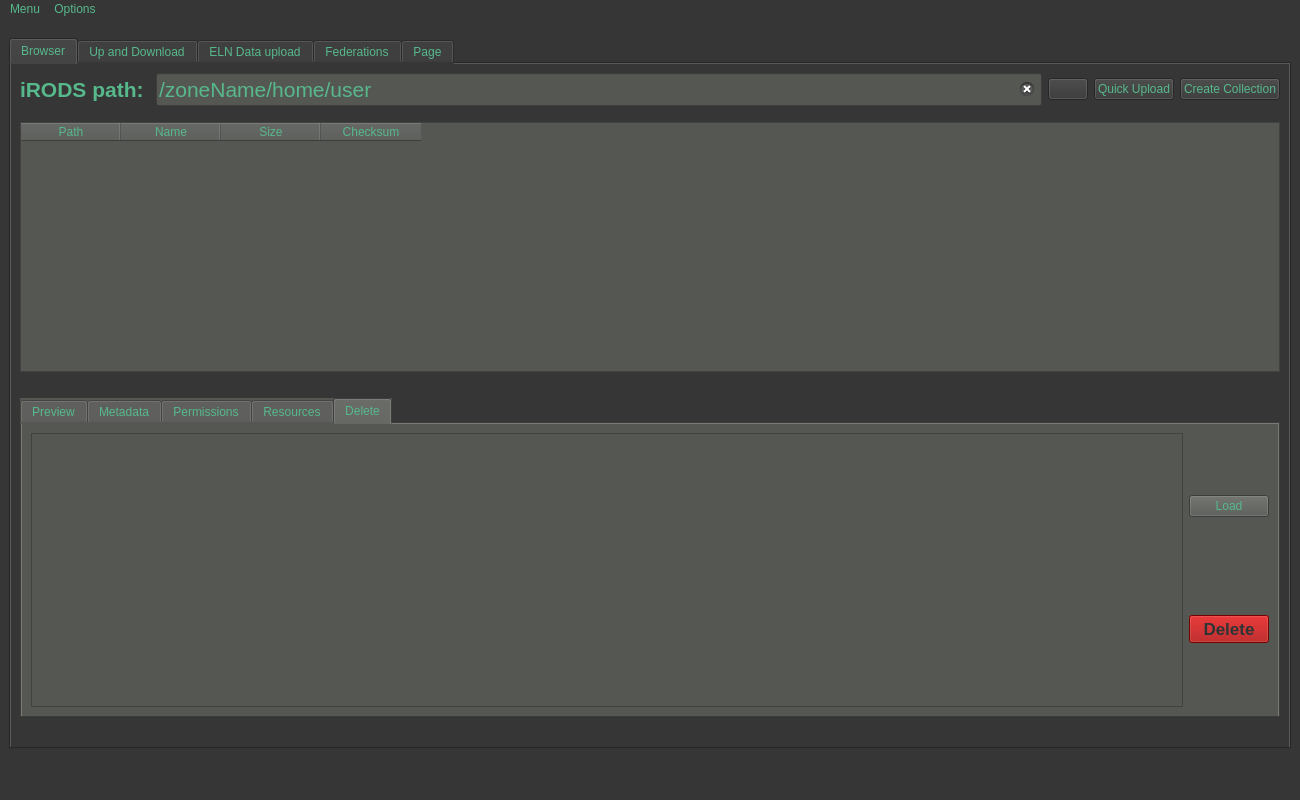
This is irods-basicGUI/ui-files/irodsBrowserMain.ui in iBridges-for-iRODS/iBridges as Qt 5 draws it before an edit. The edited form follows.
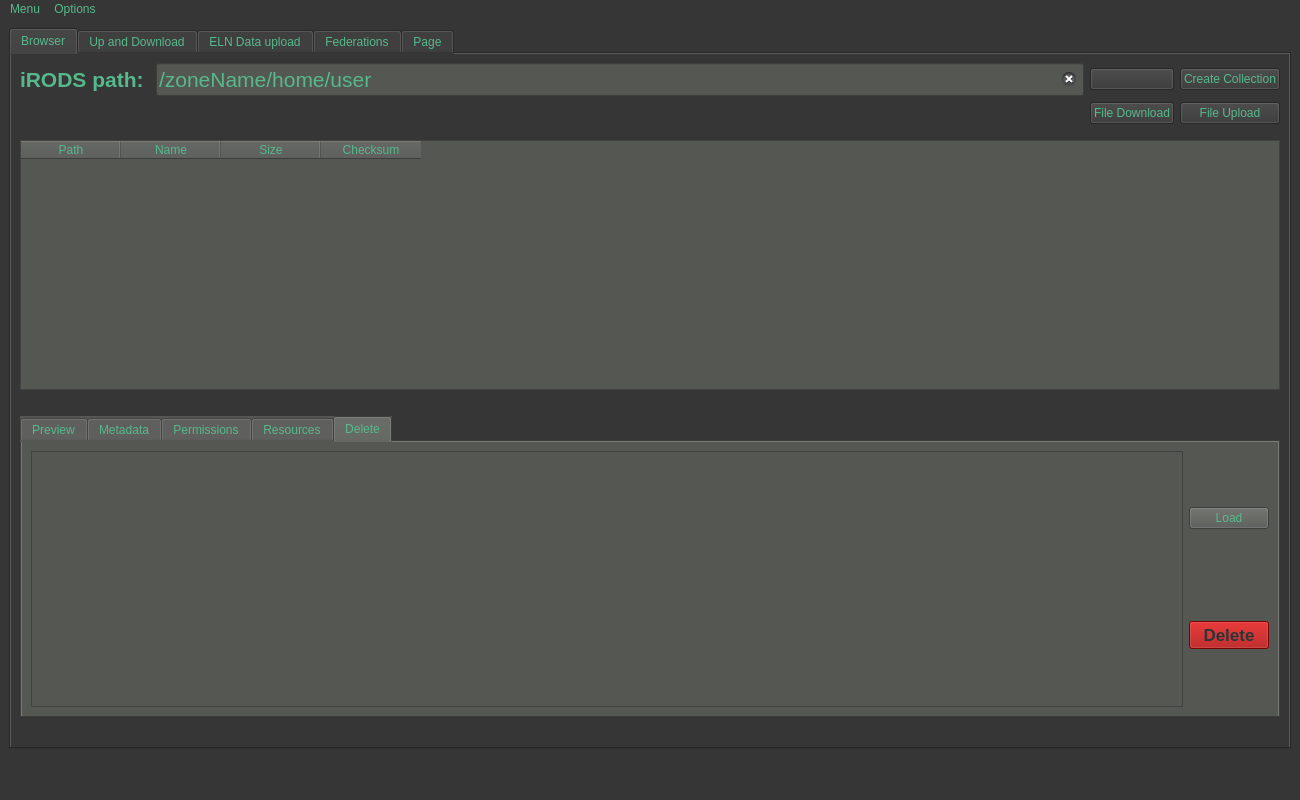
This is the edited form. Icons and pictures are not drawn.

Commit message: Adding single file downloads to browser tab.

```diff
--- a/irods-basicGUI/ui-files/irodsBrowserMain.ui
+++ b/irods-basicGUI/ui-files/irodsBrowserMain.ui
@@ -66,27 +66,6 @@
             </property>
            </widget>
           </item>
-          <item row="0" column="5">
-           <widget class="QPushButton" name="createCollButton">
-            <property name="text">
-             <string>Create Collection</string>
-            </property>
-           </widget>
-          </item>
-          <item row="0" column="0">
-           <widget class="QLabel" name="label_2">
-            <property name="font">
-             <font>
-              <pointsize>16</pointsize>
-              <weight>75</weight>
-              <bold>true</bold>
-             </font>
-            </property>
-            <property name="text">
-             <string>iRODS path: </string>
-            </property>
-           </widget>
-          </item>
           <item row="0" column="1">
            <widget class="QLineEdit" name="inputPath">
             <property name="font">
@@ -111,13 +90,54 @@
             </property>
            </widget>
           </item>
+          <item row="0" column="0">
+           <widget class="QLabel" name="label_2">
+            <property name="font">
+             <font>
+              <pointsize>16</pointsize>
+              <weight>75</weight>
+              <bold>true</bold>
+             </font>
+            </property>
+            <property name="text">
+             <string>iRODS path: </string>
+            </property>
+           </widget>
+          </item>
+          <item row="2" column="2">
+           <widget class="QPushButton" name="DownloadButton">
+            <property name="text">
+             <string>File Download</string>
+            </property>
+           </widget>
+          </item>
           <item row="0" column="3">
+           <widget class="QPushButton" name="createCollButton">
+            <property name="text">
+             <string>Create Collection</string>
+            </property>
+           </widget>
+          </item>
+          <item row="2" column="3">
            <widget class="QPushButton" name="UploadButton">
             <property name="text">
-             <string>Quick Upload</string>
+             <string>File Upload</string>
             </property>
            </widget>
           </item>
+          <item row="1" column="3">
+           <spacer name="verticalSpacer_14">
+            <property name="orientation">
+             <enum>Qt::Vertical</enum>
+            </property>
+            <property name="sizeHint" stdset="0">
+             <size>
+              <width>20</width>
+              <height>40</height>
+             </size>
+            </property>
+           </spacer>
+          </item>
          </layout>
         </item>
         <item>
```
The commit also changes 2 other files.
